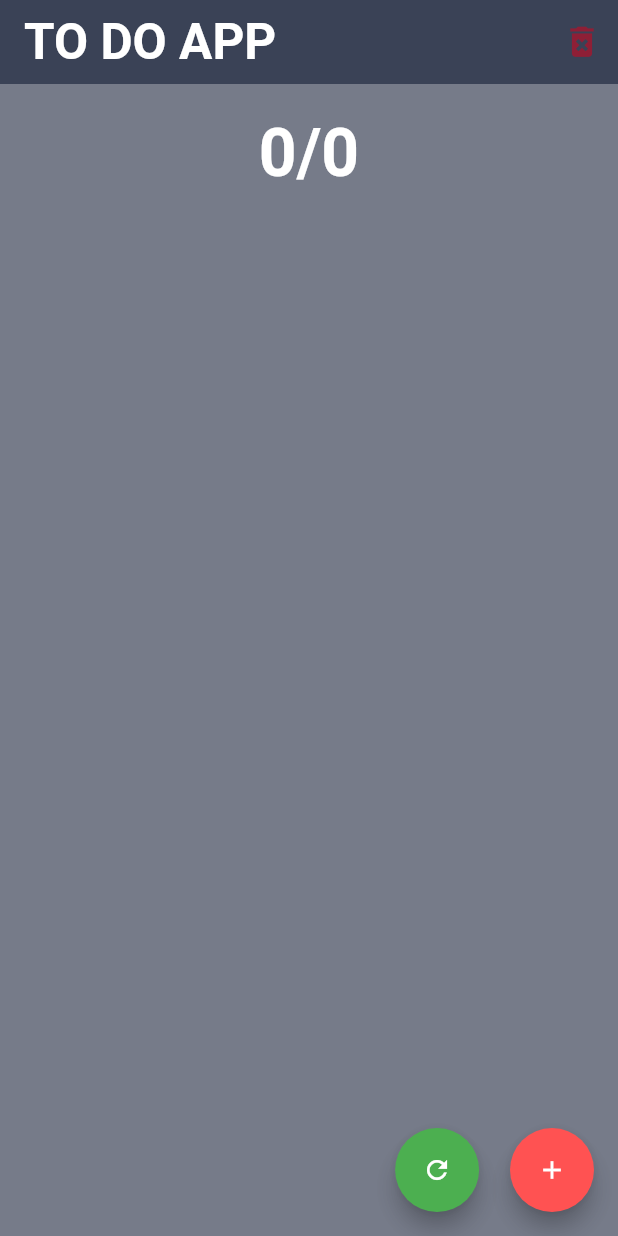
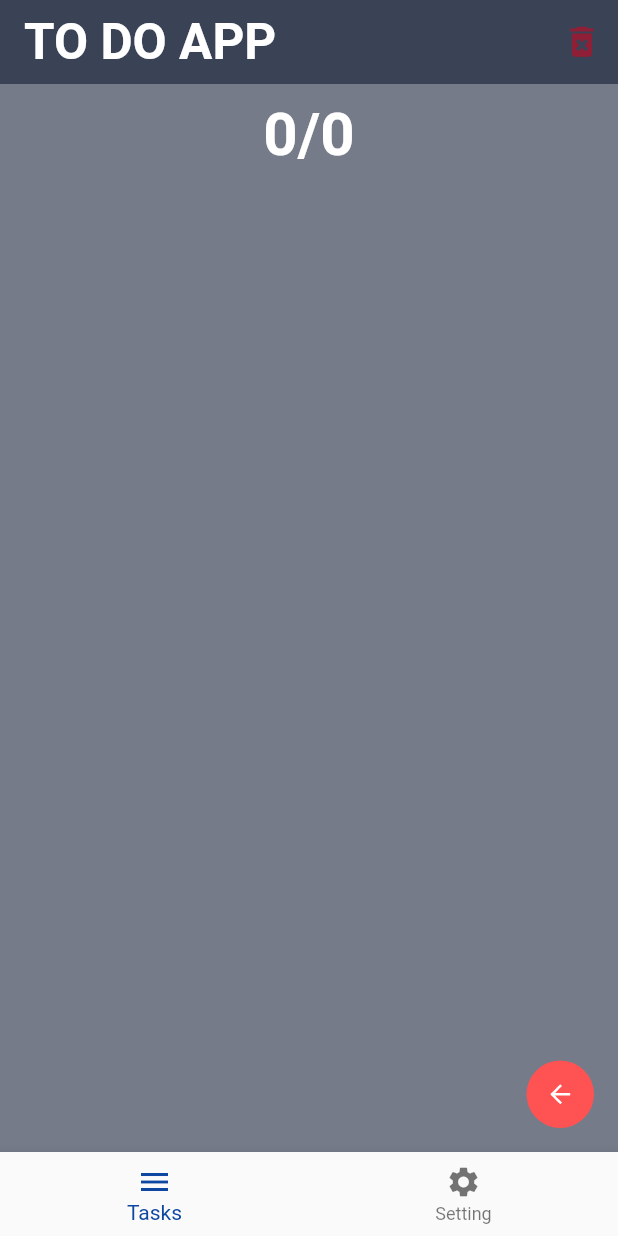
Before and after one commit to Abdelrahmanorabi/my_todo_app, a Flutter app: the screen it shows after launch, on a phone screen of 412 x 824 dp. Run offline on Flutter 3.47's test engine with Material 2 defaults, Android fonts, the phone set to English and light mode, and no system bars; drawn by our look-alikes of flutter_speed_dial.

```diff
--- a/lib/home_page.dart
+++ b/lib/home_page.dart
@@ -1,5 +1,7 @@
 import 'package:flutter/material.dart';
+import 'package:my_todo_app/reusable_components/setting_page.dart';
 import 'package:my_todo_app/reusable_components/task_counter.dart';
+import 'package:my_todo_app/reusable_components/task_list.dart';
 import 'package:my_todo_app/reusable_components/task_widget_add_page.dart';
 import 'package:my_todo_app/reusable_components/todo_card.dart';
 
@@ -11,132 +13,34 @@ class HomePage extends StatefulWidget {
 }
 
 class _HomePageState extends State<HomePage> {
-  /*==================[Methods]=====================*/
+  /*==================[Variables]=====================*/
+  int selectedIndex = 0;
+  List<Widget> pages = [ TaskList(),SettingPage()];
+  /*================================================*/
 
-  // To show bottomSheet Screen
-  void showBottomSheetDetails() {
-    showModalBottomSheet(
-        isScrollControlled: true,
-        context: context,
-        builder: (buildContext) {
-          return TaskWidgetAdd();
-        });
-  }
-
-  //To refresh page details by pulling down
-  Future<void> refreshPage() async {
-    setState(() {
-      TaskWidgetAdd.allTasks;
-      print(TaskWidgetAdd.allTasks);
-    });
-  }
-
-  /* you can use this method  for Dialog instead of BottomSheet if you want later
-  * notice : you have to change Container height in TaskWidgetAdd Class
-  *
-  *
-  *  void showDialogDetails(){
-    showDialog(
-        context: context,
-        builder: (buildContext){
-          return Dialog(
-            shape: RoundedRectangleBorder(
-                borderRadius: BorderRadius.circular(11)
-            ),
-            child: TaskWidgetAdd(),
-
-          );
-        });
-  }
-  * */
-  /*================================================*/
 
   @override
   Widget build(BuildContext context) {
     return Scaffold(
-      backgroundColor: const Color.fromRGBO(58, 66, 86, 0.7),
-      appBar: AppBar(
-        backgroundColor: const Color.fromRGBO(58, 66, 86, 1),
-        elevation: 0,
-        title: const Text(
-          'TO DO APP',
-          style: TextStyle(
-            fontSize: 33,
-            fontWeight: FontWeight.bold,
-            color: Colors.white,
-          ),
-        ),
-        actions: [
-          IconButton(
-            onPressed: () {
-              TaskWidgetAdd.deleteAllTasks();
-            },
-            tooltip: 'delete @ll',
-            iconSize: 27,
-            icon: const Icon(
-              Icons.delete_forever,
-              color: Color.fromARGB(255, 142, 31, 54),
-            ),
-          )
+      backgroundColor: Colors.transparent,
+      bottomNavigationBar: BottomNavigationBar(
+        currentIndex: selectedIndex,
+        onTap: (index) {
+          setState(() {
+            selectedIndex = index;
+          });
+        },
+        selectedItemColor: Colors.blue[900],
+        items:  const [
+          BottomNavigationBarItem(icon: Icon(Icons.menu), label: 'Tasks'),
+          BottomNavigationBarItem(
+              icon: Icon(
+                Icons.settings,
+              ),
+              label: 'Setting'),
         ],
       ),
-      floatingActionButton: Row(
-        mainAxisAlignment: MainAxisAlignment.end,
-        children: [
-          FloatingActionButton(
-            onPressed: () {
-              refreshPage();
-            },
-            backgroundColor: Colors.green,
-            child:const Icon(
-              Icons.refresh,
-              size: 20,
-            ),
-          ),
-          SizedBox(width: MediaQuery.of(context).size.width*.05,),
-          FloatingActionButton(
-            onPressed: () {
-              showBottomSheetDetails();
-              // showDialogDetails(); you can use this method to use Dialog instead of Bottom sheet
-            },
-            backgroundColor: Colors.redAccent,
-            child: Icon(
-              Icons.add,
-              size: 20,
-            ),
-          ),
-
-
-        ],
-      ),
-      body: SizedBox(
-        width: double.infinity,
-        child: Column(
-          crossAxisAlignment: CrossAxisAlignment.center,
-          children: [
-            TaskCounter(),
-            Expanded(
-                child: RefreshIndicator(
-              onRefresh: refreshPage,
-              child: ListView.builder(
-                  itemCount: TaskWidgetAdd.allTasks.length,
-                  itemBuilder: (buildContext, index) {
-                    return TodoCard(
-                      title: TaskWidgetAdd.allTasks[index].title,
-                      description: TaskWidgetAdd.allTasks[index].description,
-                      isDone: TaskWidgetAdd.allTasks[index].status,
-                      changeStatus: () {
-                        TaskWidgetAdd.changeStatus(index);
-                      },
-                      deleteTask: () {
-                        TaskWidgetAdd.deleteTask(index);
-                      },
-                    );
-                  }),
-            ))
-          ],
-        ),
-      ),
+      body: pages[selectedIndex]
     );
   }
 }
--- a/lib/reusable_components/task_counter.dart
+++ b/lib/reusable_components/task_counter.dart
@@ -17,11 +17,11 @@ class TaskCounter extends StatelessWidget {
   @override
   Widget build(BuildContext context) {
     return Padding(
-      padding: const EdgeInsets.only(top: 20),
+      padding: const EdgeInsets.only(top: 10),
       child: Text(
         '${calculateCompletedTask()}/${TaskWidgetAdd.allTasks.length}',
         style: TextStyle(
-            fontSize: 44,
+            fontSize: 40,
             color: (calculateCompletedTask() == TaskWidgetAdd.allTasks.length &&
                     calculateCompletedTask() != 0)
                 ? Colors.greenAccent
--- /dev/null
+++ b/lib/reusable_components/task_list.dart
@@ -0,0 +1,180 @@
+import 'package:flutter/material.dart';
+import 'package:my_todo_app/reusable_components/task_counter.dart';
+import 'package:my_todo_app/reusable_components/task_widget_add_page.dart';
+import 'package:my_todo_app/reusable_components/todo_card.dart';
+import 'package:flutter_speed_dial/flutter_speed_dial.dart';
+
+class TaskList extends StatefulWidget {
+  @override
+  State<TaskList> createState() => _TaskListState();
+}
+
+class _TaskListState extends State<TaskList> {
+  /*==================[Methods]=====================*/
+
+  // To show bottomSheet Screen
+  void showBottomSheetDetails() {
+    showModalBottomSheet(
+        isScrollControlled: true,
+        context: context,
+        builder: (buildContext) {
+          return TaskWidgetAdd();
+        });
+  }
+
+  /* you can use this method  for Dialog instead of BottomSheet if you want later
+  * notice : you have to change Container height in TaskWidgetAdd Class
+  *
+  *
+  *  void showDialogDetails(){
+    showDialog(
+        context: context,
+        builder: (buildContext){
+          return Dialog(
+            shape: RoundedRectangleBorder(
+                borderRadius: BorderRadius.circular(11)
+            ),
+            child: TaskWidgetAdd(),
+
+          );
+        });
+  }
+  * */
+
+  //To refresh page details by pulling down
+  Future<void> refreshPage() async {
+    setState(() {
+      TaskWidgetAdd.allTasks;
+    });
+  }
+
+  /*================================================*/
+
+  @override
+  Widget build(BuildContext context) {
+    return Scaffold(
+      backgroundColor: const Color.fromRGBO(58, 66, 86, 0.7),
+      appBar: AppBar(
+        backgroundColor: const Color.fromRGBO(58, 66, 86, 1),
+        elevation: 0,
+        title: const Text(
+          'TO DO APP',
+          style: TextStyle(
+            fontSize: 33,
+            fontWeight: FontWeight.bold,
+            color: Colors.white,
+          ),
+        ),
+        actions: [
+          IconButton(
+            onPressed: () {
+              TaskWidgetAdd.deleteAllTasks();
+            },
+            tooltip: 'delete @ll',
+            iconSize: 27,
+            icon: const Icon(
+              Icons.delete_forever,
+              color: Color.fromARGB(255, 142, 31, 54),
+            ),
+          )
+        ],
+      ),
+      floatingActionButton: SpeedDial(
+        buttonSize:const Size(45.0, 45.0),
+        animatedIcon: AnimatedIcons.arrow_menu,
+        animatedIconTheme:const IconThemeData(size: 20),
+        curve: Curves.bounceIn,
+        overlayColor: Colors.black,
+        tooltip: 'MENU',
+        heroTag: 'menu-hero-tag',
+        backgroundColor: Colors.redAccent,
+        elevation: 0,
+        shape: CircleBorder(),
+        children: [
+          SpeedDialChild(
+            onTap: (){
+              showBottomSheetDetails();
+              // showDialogDetails(); you can use this method to use Dialog instead of Bottom sheet
+            },
+            child: const Icon(
+              Icons.add,
+              size: 20,),
+            backgroundColor: Colors.redAccent,
+            label: 'add',
+            elevation: 5
+          ),
+          SpeedDialChild(
+            onTap: (){
+              refreshPage();
+            },
+            child: const Icon(Icons.refresh,size: 20,),
+            backgroundColor: Colors.redAccent,
+            label: 'refresh',
+            elevation: 5
+          ),
+        ],
+      ),
+      body: RefreshIndicator(
+        onRefresh: refreshPage,
+        child: SizedBox(
+          width: double.infinity,
+          child: Column(
+            crossAxisAlignment: CrossAxisAlignment.center,
+            children: [
+              TaskCounter(),
+              Expanded(
+                  child: ListView.builder(
+                      itemCount: TaskWidgetAdd.allTasks.length,
+                      itemBuilder: (buildContext, index) {
+                        return TodoCard(
+                          title: TaskWidgetAdd.allTasks[index].title,
+                          description:
+                              TaskWidgetAdd.allTasks[index].description,
+                          isDone: TaskWidgetAdd.allTasks[index].status,
+                          changeStatus: () {
+                            TaskWidgetAdd.changeStatus(index);
+                          },
+                          deleteTask: () {
+                            TaskWidgetAdd.deleteTask(index);
+                          },
+                        );
+                      }))
+            ],
+          ),
+        ),
+      ),
+    );
+  }
+}
+
+
+/*
+* Row(
+        mainAxisAlignment: MainAxisAlignment.end,
+        children: [
+          FloatingActionButton(
+            onPressed: () {
+              refreshPage();
+            },
+            backgroundColor: Colors.green,
+            child: const Icon(
+              Icons.refresh,
+              size: 20,
+            ),
+          ),
+          SizedBox(
+            width: MediaQuery.of(context).size.width * .05,
+          ),
+          FloatingActionButton(
+            onPressed: () {
+              showBottomSheetDetails();
+              // showDialogDetails(); you can use this method to use Dialog instead of Bottom sheet
+            },
+            backgroundColor: Colors.redAccent,
+            child: const Icon(
+              Icons.add,
+              size: 20,
+            ),
+          ),
+        ],
+      )*/
--- a/pubspec.yaml
+++ b/pubspec.yaml
@@ -29,7 +29,7 @@ environment:
 dependencies:
   flutter:
     sdk: flutter
-
+  flutter_speed_dial: ^6.0.0
 
   # The following adds the Cupertino Icons font to your application.
   # Use with the CupertinoIcons class for iOS style icons.
```
Also changed, not shown: lib/reusable_components/language_bottom_sheet.dart (added, +49 -0 lines), lib/reusable_components/setting_page.dart (added, +123 -0 lines), lib/reusable_components/theme_bottom_sheet.dart (added, +49 -0 lines), pubspec.lock.
